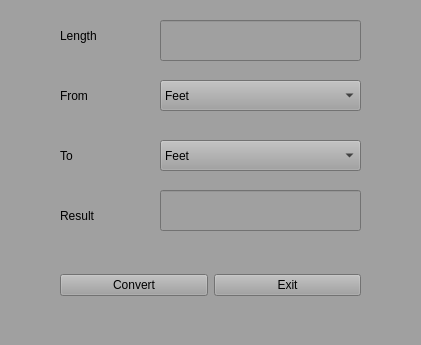
Old version of the form uis/Ui_Base/length.ui in the repository JordanLeich/Ultimate-Calculator.
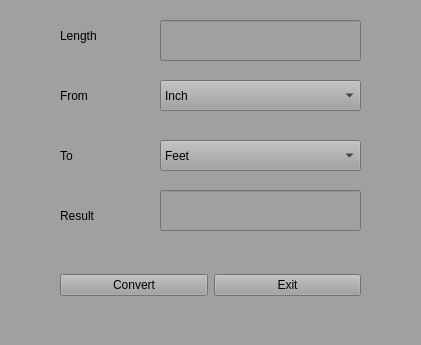
New version of the form.

```diff
--- a/uis/Ui_Base/length.ui
+++ b/uis/Ui_Base/length.ui
@@ -75,6 +75,9 @@
     <property name="currentText">
      <string>Inch</string>
     </property>
+    <property name="currentIndex">
+     <number>1</number>
+    </property>
     <item>
      <property name="text">
       <string>Feet</string>
@@ -152,7 +155,7 @@
      </property>
     </item>
    </widget>
-   <widget class="QWidget" name="">
+   <widget class="QWidget" name="layoutWidget">
     <property name="geometry">
      <rect>
       <x>60</x>
```
Left out of the diff: 9 changed lines with no effect on the pictures.
